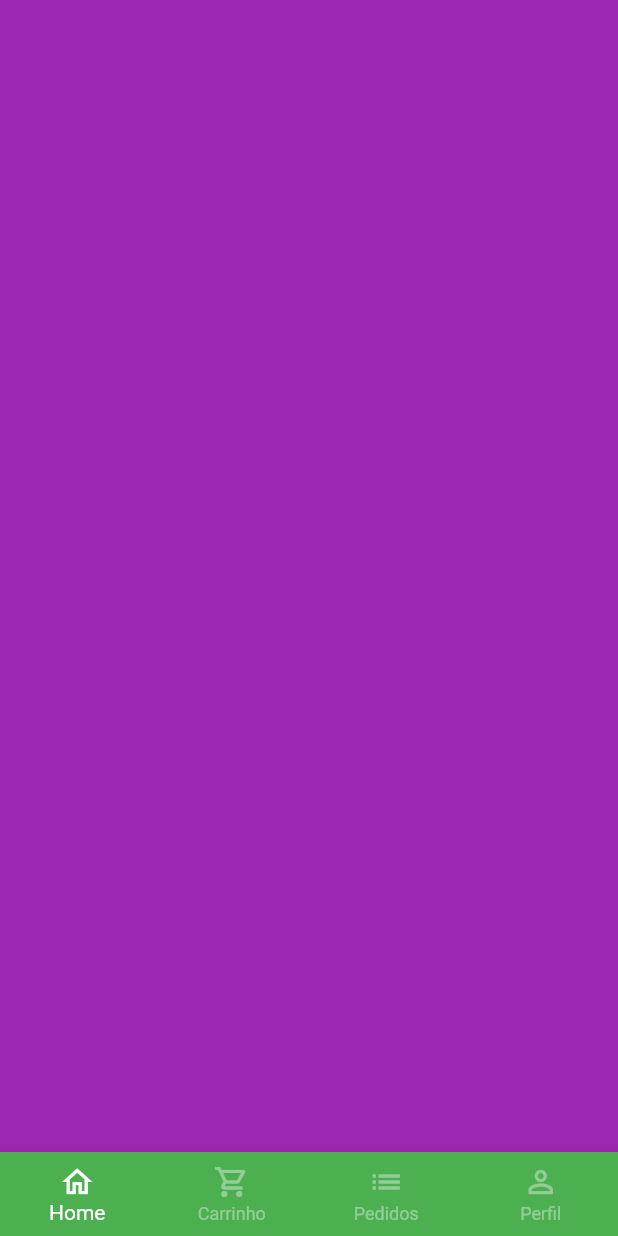
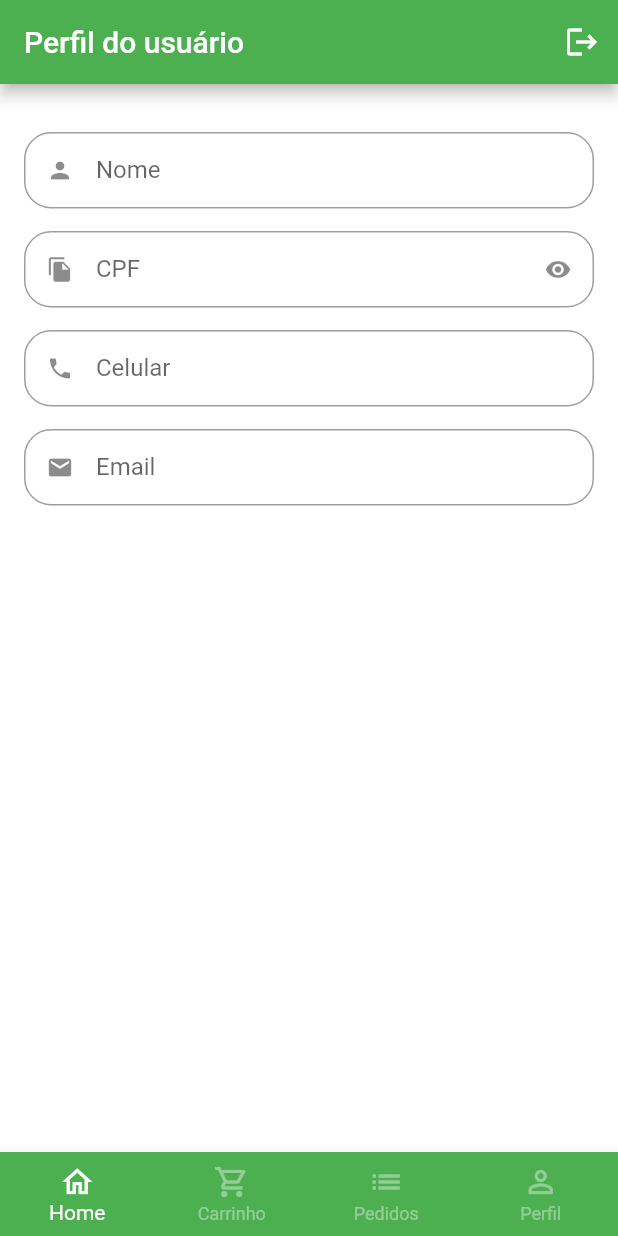
Before and after one commit to MarceloSantosCorrea/greengrocer, a Flutter app: the BaseScreen screen opened directly, swiped to page 4, on a phone screen of 412 x 824 dp. Run offline on Flutter 3.47's test engine with Material 2 defaults, Android fonts, the phone set to English and light mode, and no system bars; our stand-ins replace animated_text_kit, badges, mask_text_input_formatter.

Commit message:
criando tela com formulario

```diff
--- a/lib/src/config/app_data.dart
+++ b/lib/src/config/app_data.dart
@@ -1,4 +1,5 @@
 import 'package:greengrocer/src/models/item_model.dart';
+import 'package:greengrocer/src/models/user_model.dart';
 
 import '../models/cart_item_model.dart';
 
@@ -79,3 +80,11 @@ List<CartItemModel> cartItems = [
   CartItemModel(item: grape, quantity: 1),
   CartItemModel(item: guava, quantity: 3),
 ];
+
+UserModel user = UserModel(
+  name: 'Marcelo Corrêa',
+  email: 'marcelocorrea229@gmail.com',
+  celular: '(55) 99206-0999',
+  cpf: '817.714.010-87',
+  senha: '123',
+);
--- /dev/null
+++ b/lib/src/models/user_model.dart
@@ -0,0 +1,14 @@
+class UserModel {
+  String name;
+  String email;
+  String celular;
+  String cpf;
+  String senha;
+  UserModel({
+    required this.name,
+    required this.email,
+    required this.celular,
+    required this.cpf,
+    required this.senha,
+  });
+}
--- a/lib/src/screens/auth/sign_in_screen.dart
+++ b/lib/src/screens/auth/sign_in_screen.dart
@@ -4,7 +4,7 @@ import 'package:flutter/material.dart';
 import '../../config/custom_colors.dart';
 import '../auth/sign_up_screen.dart';
 import '../base/base_screen.dart';
-import './components/custom_text_field.dart';
+import '../widgets/custom_text_field.dart';
 
 class SignInScreen extends StatelessWidget {
   const SignInScreen({Key? key}) : super(key: key);
--- a/lib/src/screens/auth/sign_up_screen.dart
+++ b/lib/src/screens/auth/sign_up_screen.dart
@@ -2,7 +2,7 @@ import 'package:flutter/material.dart';
 import 'package:mask_text_input_formatter/mask_text_input_formatter.dart';
 
 import '../../config/custom_colors.dart';
-import '../auth/components/custom_text_field.dart';
+import '../widgets/custom_text_field.dart';
 
 class SignUpScreen extends StatelessWidget {
   final cpfFormatter = MaskTextInputFormatter(
--- a/lib/src/screens/base/base_screen.dart
+++ b/lib/src/screens/base/base_screen.dart
@@ -1,6 +1,7 @@
 import 'package:flutter/material.dart';
 import '../cart/cart_tab.dart';
 import '../home/home_tab.dart';
+import '../profile/profile_tab.dart';
 
 class BaseScreen extends StatefulWidget {
   const BaseScreen({Key? key}) : super(key: key);
@@ -23,7 +24,7 @@ class _BaseScreenState extends State<BaseScreen> {
           const HomeTab(),
           const CartTab(),
           Container(color: Colors.blue),
-          Container(color: Colors.purple),
+          const ProfileTab(),
         ],
       ),
       bottomNavigationBar: BottomNavigationBar(
--- /dev/null
+++ b/lib/src/screens/profile/profile_tab.dart
@@ -0,0 +1,44 @@
+import 'package:flutter/material.dart';
+import 'package:greengrocer/src/screens/widgets/custom_text_field.dart';
+
+class ProfileTab extends StatelessWidget {
+  const ProfileTab({Key? key}) : super(key: key);
+
+  @override
+  Widget build(BuildContext context) {
+    return Scaffold(
+      appBar: AppBar(
+        title: const Text('Perfil do usuário'),
+        actions: [
+          IconButton(
+            onPressed: () {},
+            icon: const Icon(Icons.logout),
+          ),
+        ],
+      ),
+      body: ListView(
+        physics: const BouncingScrollPhysics(),
+        padding: const EdgeInsets.fromLTRB(16, 32, 16, 16),
+        children: const [
+          CustomTextField(
+            icon: Icons.person,
+            label: 'Nome',
+          ),
+          CustomTextField(
+            icon: Icons.file_copy,
+            label: 'CPF',
+            isSecret: true,
+          ),
+          CustomTextField(
+            icon: Icons.phone,
+            label: 'Celular',
+          ),
+          CustomTextField(
+            icon: Icons.email,
+            label: 'Email',
+          ),
+        ],
+      ),
+    );
+  }
+}
```
Also changed, not shown: lib/src/screens/widgets/custom_text_field.dart (renamed from lib/src/screens/auth/components/custom_text_field.dart).
